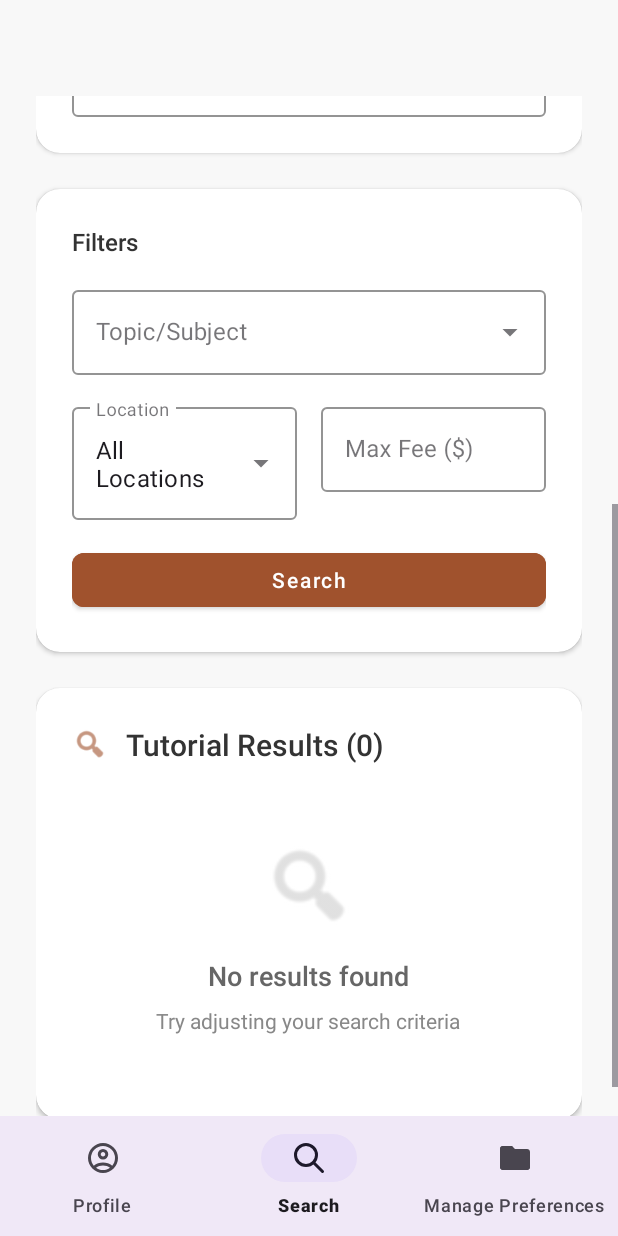
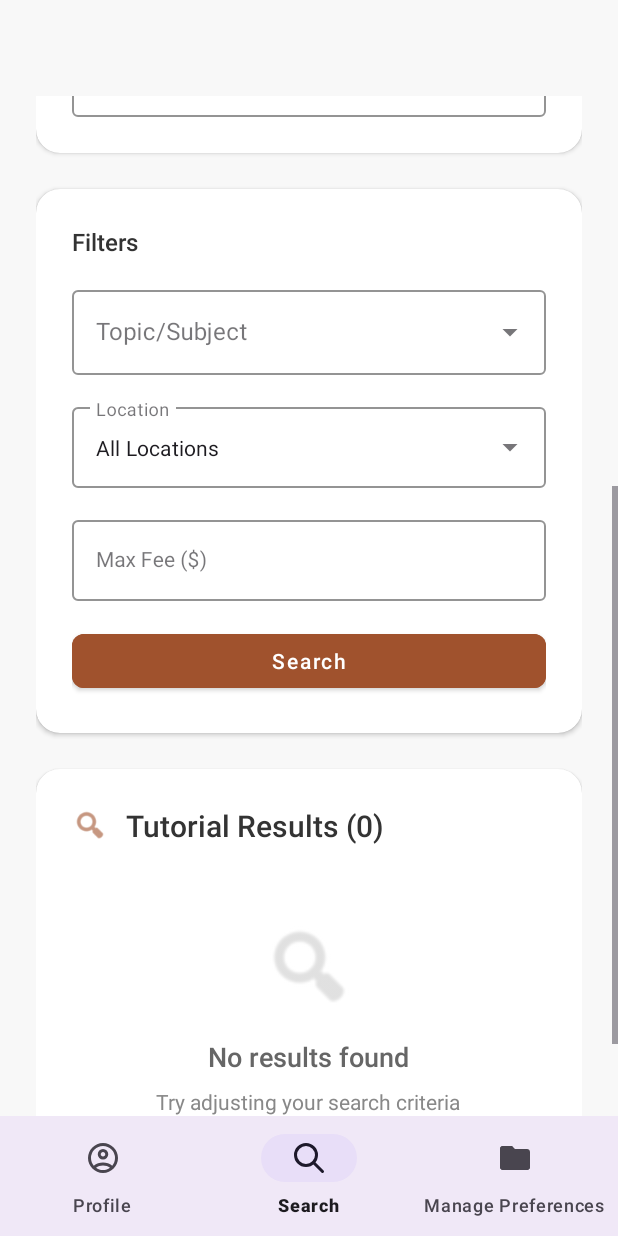
Before and after one commit to henriceriocain/DalTutor, an Android app: the SearchForTutorialsFragment screen opened through its navigation route, scrolled down 476 dp, on a phone screen of 412 x 824 dp. Run offline under Robolectric (Android 15) with nearby library versions, the phone set to English and light mode, and no system bars; our stand-ins replace Firebase (no records; nobody signed in at launch, a user with empty details on screens opened directly), navigation-ui; pictures from the network do not load.

Commit message:
Working on: Search

```diff
--- a/app/src/main/java/com/example/csci3130group1/utils/LocationSpinnerUtils.java
+++ b/app/src/main/java/com/example/csci3130group1/utils/LocationSpinnerUtils.java
@@ -6,6 +6,8 @@ import android.widget.AdapterView;
 import android.widget.ArrayAdapter;
 import android.widget.AutoCompleteTextView;
 import android.widget.Spinner;
+
+import com.example.csci3130group1.adapters.LocationDropdownAdapter;
 
 import com.google.android.gms.maps.model.LatLng;
 
@@ -92,6 +94,7 @@ public class LocationSpinnerUtils {
                                   List<DalPlace> places, LocationSelectionListener listener) {
         Log.d(TAG, "Setting up location Spinner with " + places.size() + " places");
 
+        // Create simple labels for spinner (since Spinner doesn't support complex layouts as well)
         List<String> locationLabels = new ArrayList<>();
         locationLabels.add("Select a location...");
 
@@ -132,26 +135,25 @@ public class LocationSpinnerUtils {
                                                List<DalPlace> places, LocationSelectionListener listener) {
         Log.d(TAG, "Setting up location AutoCompleteTextView with " + places.size() + " places");
 
-        List<String> locationLabels = new ArrayList<>();
-        locationLabels.add("All Locations");
-
-        for (DalPlace place : places) {
-            locationLabels.add(place.getDisplayName());
-        }
-
-        ArrayAdapter<String> adapter = new ArrayAdapter<>(context,
-                android.R.layout.simple_dropdown_item_1line, locationLabels);
+        LocationDropdownAdapter adapter = new LocationDropdownAdapter(context, places, true);
         locationFilter.setAdapter(adapter);
 
+        // Set dropdown height for better visibility
+        locationFilter.setDropDownHeight(600);
+
         locationFilter.setOnItemClickListener((parent, view, position, id) -> {
-            if (position > 0) {
-                DalPlace selectedPlace = places.get(position - 1);
+            Object item = adapter.getItem(position);
+
+            if (item instanceof String && "All Locations".equals(item)) {
+                // "All Locations" selected
+                if (listener != null) {
+                    listener.onLocationCleared();
+                }
+            } else if (item instanceof DalPlace) {
+                // Specific location selected
+                DalPlace selectedPlace = (DalPlace) item;
                 if (listener != null) {
                     listener.onLocationSelected(selectedPlace);
-                }
-            } else {
-                if (listener != null) {
-                    listener.onLocationCleared();
                 }
             }
         });
--- a/app/src/main/res/layout/fragment_search_for_tutorials.xml
+++ b/app/src/main/res/layout/fragment_search_for_tutorials.xml
@@ -180,19 +180,11 @@
                         android:inputType="none"/>
                 </com.google.android.material.textfield.TextInputLayout>
 
-                <!-- Location and Fee Row -->
-                <LinearLayout
+                <!-- Location Filter (Full Width) -->
+                <com.google.android.material.textfield.TextInputLayout
                     android:layout_width="match_parent"
                     android:layout_height="wrap_content"
-                    android:orientation="horizontal"
-                    android:layout_marginBottom="16dp">
-
-                    <!-- Location Spinner -->
-                    <com.google.android.material.textfield.TextInputLayout
-                        android:layout_width="0dp"
-                        android:layout_height="wrap_content"
-                        android:layout_weight="1"
-                        android:layout_marginEnd="8dp"
+                    android:layout_marginBottom="16dp"
                     android:hint="Location"
                     app:boxStrokeColor="#A0522D"
                     app:hintTextColor="#A0522D"
@@ -203,15 +195,16 @@
                         android:layout_width="match_parent"
                         android:layout_height="wrap_content"
                         android:inputType="none"
-                            android:text="All Locations"/>
+                        android:text="All Locations"
+                        android:textSize="14sp"
+                        android:paddingHorizontal="16dp"/>
                 </com.google.android.material.textfield.TextInputLayout>
 
-                    <!-- Max Fee Filter -->
+                <!-- Max Fee Filter (Full Width) -->
                 <com.google.android.material.textfield.TextInputLayout
-                        android:layout_width="0dp"
+                    android:layout_width="match_parent"
                     android:layout_height="wrap_content"
-                        android:layout_weight="1"
-                        android:layout_marginStart="8dp"
+                    android:layout_marginBottom="16dp"
                     android:hint="Max Fee ($)"
                     app:boxStrokeColor="#A0522D"
                     app:hintTextColor="#A0522D"
@@ -221,9 +214,9 @@
                         android:id="@+id/feeFilter"
                         android:layout_width="match_parent"
                         android:layout_height="wrap_content"
-                            android:inputType="numberDecimal"/>
+                        android:inputType="numberDecimal"
+                        android:textSize="14sp"/>
                 </com.google.android.material.textfield.TextInputLayout>
-                </LinearLayout>
 
                 <!-- Search Button -->
                 <Button
```
Also changed, not shown: app/src/main/java/com/example/csci3130group1/adapters/LocationDropdownAdapter.java (added, +128 -0 lines), app/src/main/res/layout/location_dropdown_item.xml (added, +27 -0 lines). Lines whose indentation alone changed are shown as unchanged.
